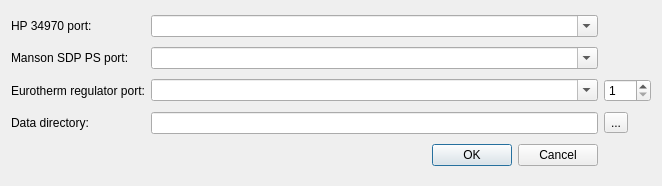
Before: the Qt Designer form Seebeck/configui.ui in mBr001/seebeck, drawn with Qt 5.
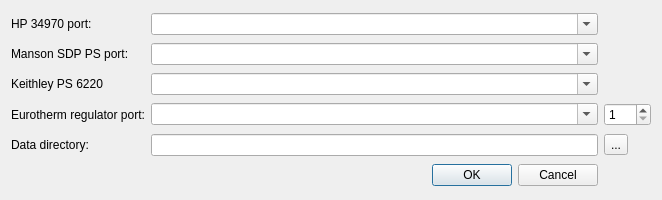
After: the same form once the commit is applied.

Commit message: configure port for Keithley PS6220

The edit to the form file:
```diff
--- a/Seebeck/configui.ui
+++ b/Seebeck/configui.ui
@@ -7,7 +7,7 @@
     <x>0</x>
     <y>0</y>
     <width>662</width>
-    <height>186</height>
+    <height>200</height>
    </rect>
   </property>
   <property name="windowTitle">
@@ -48,14 +48,14 @@
      </property>
     </widget>
    </item>
-   <item row="2" column="0">
+   <item row="3" column="0">
     <widget class="QLabel" name="label_3">
      <property name="text">
       <string>Eurotherm regulator port:</string>
      </property>
     </widget>
    </item>
-   <item row="2" column="1">
+   <item row="3" column="1">
     <widget class="QComboBox" name="eurothermPortComboBox">
      <property name="toolTip">
       <string>Serial port where Eurotherm regulator is connected.</string>
@@ -65,7 +65,7 @@
      </property>
     </widget>
    </item>
-   <item row="4" column="0" colspan="2">
+   <item row="5" column="0" colspan="2">
     <widget class="QDialogButtonBox" name="buttonBox">
      <property name="orientation">
       <enum>Qt::Horizontal</enum>
@@ -75,21 +75,21 @@
      </property>
     </widget>
    </item>
-   <item row="3" column="0">
+   <item row="4" column="0">
     <widget class="QLabel" name="label_4">
      <property name="text">
       <string>Data directory:</string>
      </property>
     </widget>
    </item>
-   <item row="3" column="1">
+   <item row="4" column="1">
     <widget class="QLineEdit" name="dataDirLineEdit">
      <property name="toolTip">
       <string>Directory to store data about experiment progress.</string>
      </property>
     </widget>
    </item>
-   <item row="3" column="2">
+   <item row="4" column="2">
     <widget class="QToolButton" name="toolButton">
      <property name="toolTip">
       <string>Select directory.</string>
@@ -99,7 +99,7 @@
      </property>
     </widget>
    </item>
-   <item row="2" column="2">
+   <item row="3" column="2">
     <widget class="QSpinBox" name="eurothermSleaveSpinBox">
      <property name="minimum">
       <number>1</number>
@@ -109,6 +109,20 @@
      </property>
     </widget>
    </item>
+   <item row="2" column="0">
+    <widget class="QLabel" name="label_5">
+     <property name="text">
+      <string>Keithley PS 6220</string>
+     </property>
+    </widget>
+   </item>
+   <item row="2" column="1">
+    <widget class="QComboBox" name="ps6220PortComboBox">
+     <property name="editable">
+      <bool>true</bool>
+     </property>
+    </widget>
+   </item>
   </layout>
  </widget>
  <resources/>
```
The commit also changes 2 other files.
